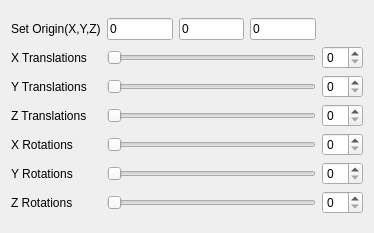
Qt form vv/qt_ui/vvToolRigidReg.ui (open-vv/vv) before a commit.
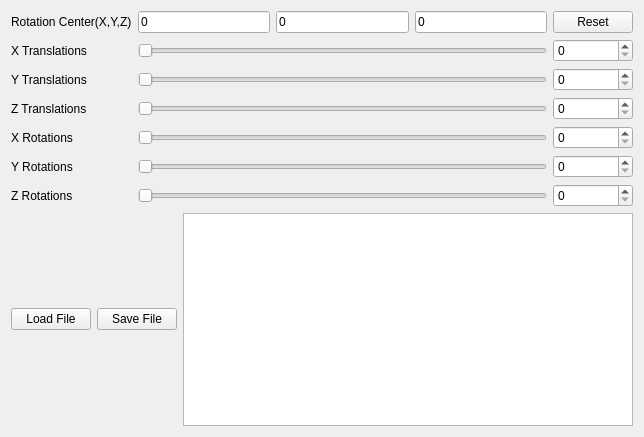
The same form after that commit.

Commit message: Reset, TextEdit and Save Files functionalities added

Diff of the .ui file:
```diff
--- a/vv/qt_ui/vvToolRigidReg.ui
+++ b/vv/qt_ui/vvToolRigidReg.ui
@@ -6,8 +6,8 @@
    <rect>
     <x>0</x>
     <y>0</y>
-    <width>374</width>
-    <height>233</height>
+    <width>644</width>
+    <height>437</height>
    </rect>
   </property>
   <property name="windowTitle">
@@ -16,34 +16,30 @@
   <layout class="QVBoxLayout" name="verticalLayout">
    <item>
     <layout class="QGridLayout" name="gridLayout">
-     <item row="1" column="1">
-      <widget class="QSlider" name="xtrans_slider">
-       <property name="orientation">
-        <enum>Qt::Horizontal</enum>
-       </property>
-      </widget>
-     </item>
      <item row="1" column="2">
+      <widget class="QSlider" name="xtrans_slider">
+       <property name="singleStep">
+        <number>3</number>
+       </property>
+       <property name="orientation">
+        <enum>Qt::Horizontal</enum>
+       </property>
+      </widget>
+     </item>
+     <item row="1" column="3">
       <widget class="QSpinBox" name="xtrans_sb"/>
      </item>
-     <item row="6" column="1">
-      <widget class="QSlider" name="ytrans_slider">
-       <property name="orientation">
-        <enum>Qt::Horizontal</enum>
-       </property>
-      </widget>
-     </item>
      <item row="6" column="2">
+      <widget class="QSlider" name="ytrans_slider">
+       <property name="orientation">
+        <enum>Qt::Horizontal</enum>
+       </property>
+      </widget>
+     </item>
+     <item row="6" column="3">
       <widget class="QSpinBox" name="ytrans_sb"/>
      </item>
-     <item row="7" column="1">
-      <widget class="QSlider" name="ztrans_slider">
-       <property name="orientation">
-        <enum>Qt::Horizontal</enum>
-       </property>
-      </widget>
-     </item>
-     <item row="7" column="2">
+     <item row="7" column="3">
       <widget class="QSpinBox" name="ztrans_sb"/>
      </item>
      <item row="1" column="0">
@@ -67,14 +63,14 @@
        </property>
       </widget>
      </item>
-     <item row="8" column="1">
-      <widget class="QSlider" name="xrot_slider">
-       <property name="orientation">
-        <enum>Qt::Horizontal</enum>
-       </property>
-      </widget>
-     </item>
      <item row="8" column="2">
+      <widget class="QSlider" name="xrot_slider">
+       <property name="orientation">
+        <enum>Qt::Horizontal</enum>
+       </property>
+      </widget>
+     </item>
+     <item row="8" column="3">
       <widget class="QSpinBox" name="xrot_sb"/>
      </item>
      <item row="8" column="0">
@@ -84,14 +80,14 @@
        </property>
       </widget>
      </item>
-     <item row="9" column="1">
-      <widget class="QSlider" name="yrot_slider">
-       <property name="orientation">
-        <enum>Qt::Horizontal</enum>
-       </property>
-      </widget>
-     </item>
      <item row="9" column="2">
+      <widget class="QSlider" name="yrot_slider">
+       <property name="orientation">
+        <enum>Qt::Horizontal</enum>
+       </property>
+      </widget>
+     </item>
+     <item row="9" column="3">
       <widget class="QSpinBox" name="yrot_sb"/>
      </item>
      <item row="9" column="0">
@@ -101,14 +97,14 @@
        </property>
       </widget>
      </item>
-     <item row="10" column="1">
-      <widget class="QSlider" name="zrot_slider">
-       <property name="orientation">
-        <enum>Qt::Horizontal</enum>
-       </property>
-      </widget>
-     </item>
      <item row="10" column="2">
+      <widget class="QSlider" name="zrot_slider">
+       <property name="orientation">
+        <enum>Qt::Horizontal</enum>
+       </property>
+      </widget>
+     </item>
+     <item row="10" column="3">
       <widget class="QSpinBox" name="zrot_sb"/>
      </item>
      <item row="10" column="0">
@@ -121,11 +117,11 @@
      <item row="0" column="0">
       <widget class="QLabel" name="setcenter_label">
        <property name="text">
-        <string>Set Origin(X,Y,Z)</string>
+        <string>Rotation Center(X,Y,Z)</string>
        </property>
       </widget>
      </item>
-     <item row="0" column="1">
+     <item row="0" column="2">
       <layout class="QHBoxLayout" name="horizontalLayout">
        <item>
         <widget class="QLineEdit" name="Xval">
@@ -149,6 +145,41 @@
         </widget>
        </item>
       </layout>
+     </item>
+     <item row="0" column="3">
+      <widget class="QPushButton" name="resetbutton">
+       <property name="text">
+        <string>Reset</string>
+       </property>
+      </widget>
+     </item>
+     <item row="7" column="2">
+      <widget class="QSlider" name="ztrans_slider">
+       <property name="orientation">
+        <enum>Qt::Horizontal</enum>
+       </property>
+      </widget>
+     </item>
+    </layout>
+   </item>
+   <item>
+    <layout class="QGridLayout" name="gridLayout_2">
+     <item row="0" column="2">
+      <widget class="QPushButton" name="savebutton">
+       <property name="text">
+        <string>Save File</string>
+       </property>
+      </widget>
+     </item>
+     <item row="0" column="1">
+      <widget class="QPushButton" name="loadbutton">
+       <property name="text">
+        <string>Load File</string>
+       </property>
+      </widget>
+     </item>
+     <item row="0" column="3">
+      <widget class="QTextEdit" name="textEdit"/>
      </item>
     </layout>
    </item>
```
